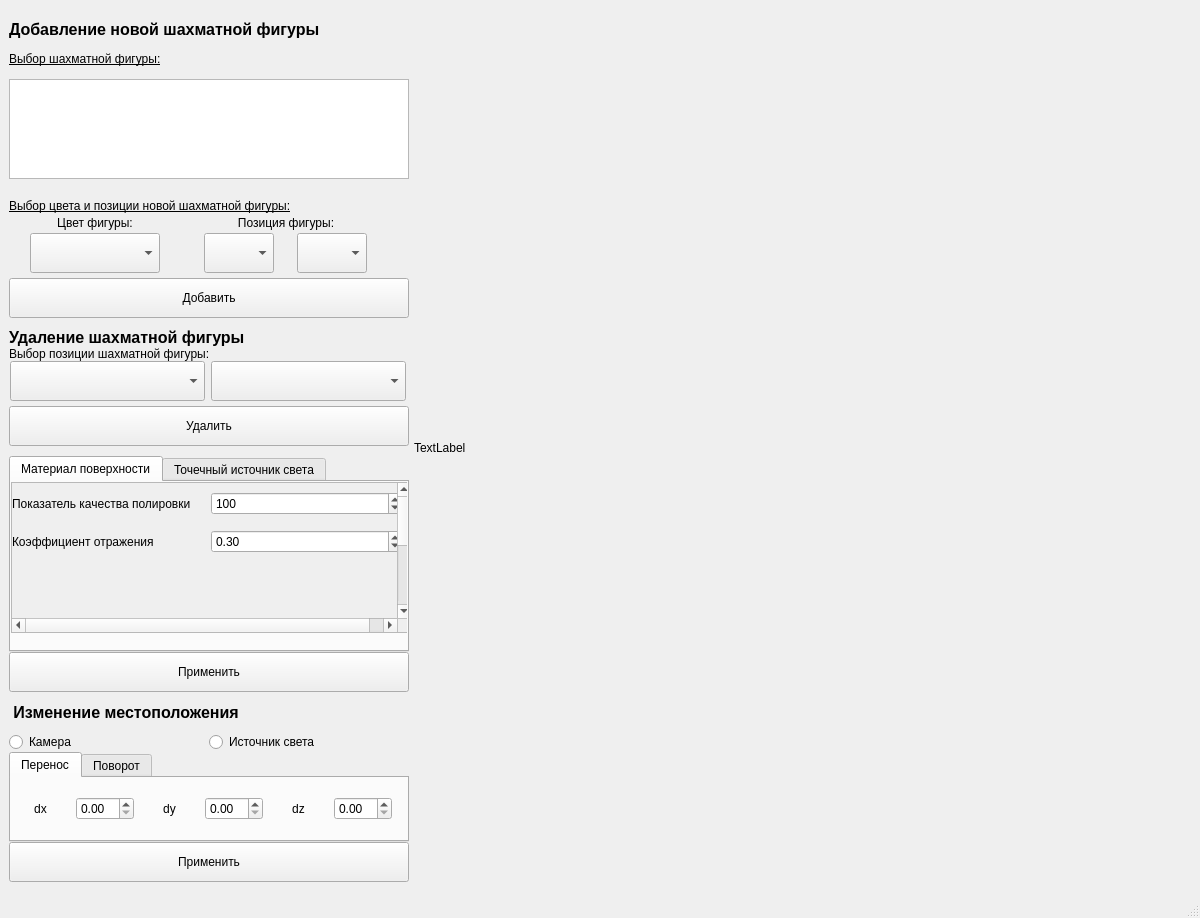
The window that src/mainwindow.ui (nafanasundukukrali/BMSTU_CG_course) describes before a commit, drawn with Qt 5.
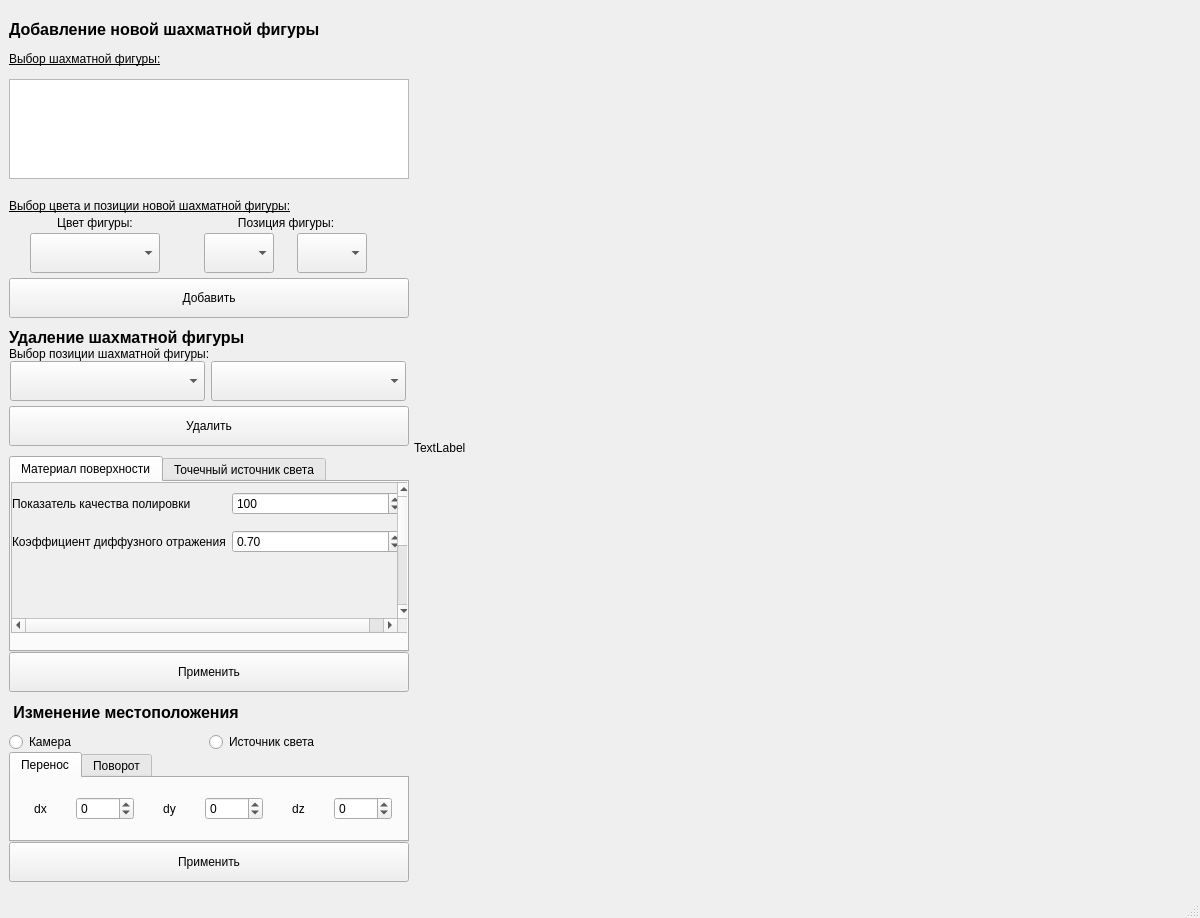
The same window after the commit. The open tabs and pages were chosen to show the change.

Patch:
```diff
--- a/src/mainwindow.ui
+++ b/src/mainwindow.ui
@@ -641,7 +641,7 @@
                   <double>0.000000000000000</double>
                  </property>
                  <property name="maximum">
-                  <double>500.000000000000000</double>
+                  <double>1000.000000000000000</double>
                  </property>
                  <property name="singleStep">
                   <double>1.000000000000000</double>
@@ -661,20 +661,23 @@
                <item row="2" column="0">
                 <widget class="QLabel" name="refLabel">
                  <property name="text">
-                  <string>Коэффициент отражения</string>
+                  <string>Коэффициент диффузного отражения</string>
                  </property>
                 </widget>
                </item>
                <item row="2" column="1">
                 <widget class="QDoubleSpinBox" name="refSpinBox_3">
+                 <property name="minimum">
+                  <double>0.000000000000000</double>
+                 </property>
                  <property name="maximum">
-                  <double>500.000000000000000</double>
+                  <double>1.010000000000000</double>
                  </property>
                  <property name="singleStep">
                   <double>100000.000000000000000</double>
                  </property>
                  <property name="value">
-                  <double>0.300000000000000</double>
+                  <double>0.700000000000000</double>
                  </property>
                 </widget>
                </item>
@@ -842,7 +845,17 @@
               </widget>
              </item>
              <item>
-              <widget class="QDoubleSpinBox" name="dx"/>
+              <widget class="QDoubleSpinBox" name="dx">
+               <property name="decimals">
+                <number>0</number>
+               </property>
+               <property name="minimum">
+                <double>-5000.000000000000000</double>
+               </property>
+               <property name="maximum">
+                <double>5000.000000000000000</double>
+               </property>
+              </widget>
              </item>
              <item>
               <widget class="QLabel" name="label_11">
@@ -855,7 +868,17 @@
               </widget>
              </item>
              <item>
-              <widget class="QDoubleSpinBox" name="dy"/>
+              <widget class="QDoubleSpinBox" name="dy">
+               <property name="decimals">
+                <number>0</number>
+               </property>
+               <property name="minimum">
+                <double>-5000.000000000000000</double>
+               </property>
+               <property name="maximum">
+                <double>5000.000000000000000</double>
+               </property>
+              </widget>
              </item>
              <item>
               <widget class="QLabel" name="label_12">
@@ -868,7 +891,17 @@
               </widget>
              </item>
              <item>
-              <widget class="QDoubleSpinBox" name="dz"/>
+              <widget class="QDoubleSpinBox" name="dz">
+               <property name="decimals">
+                <number>0</number>
+               </property>
+               <property name="minimum">
+                <double>-5000.000000000000000</double>
+               </property>
+               <property name="maximum">
+                <double>5000.000000000000000</double>
+               </property>
+              </widget>
              </item>
             </layout>
            </widget>
```
Left out of the diff: 53 changed lines with no effect on the pictures.
